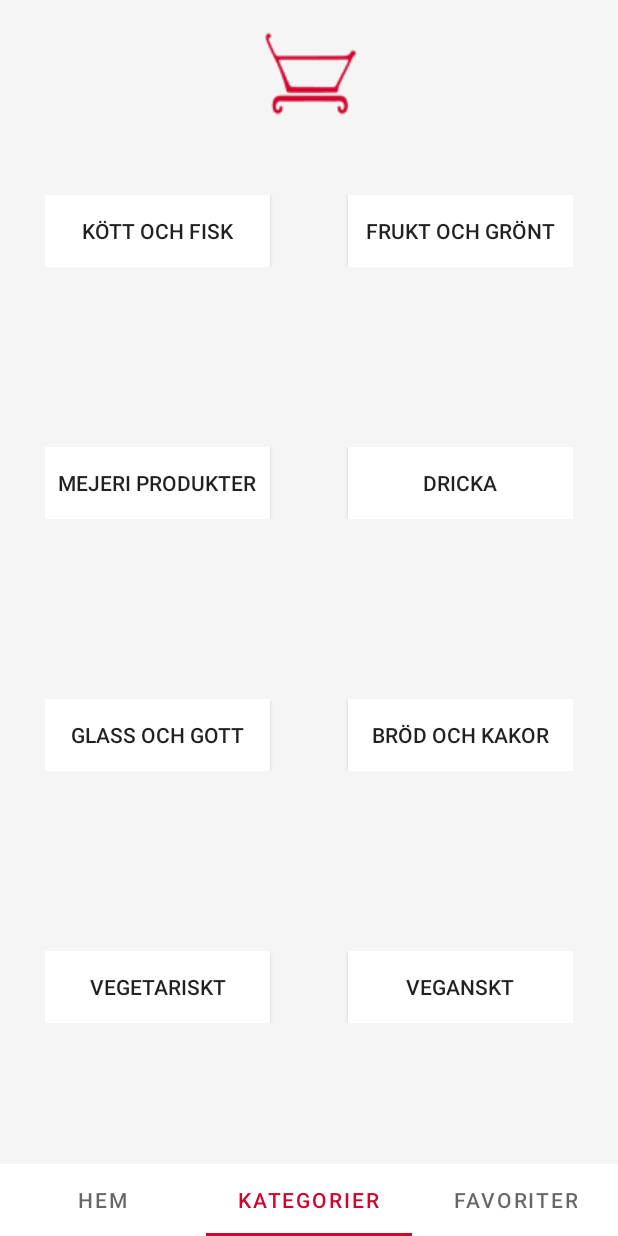
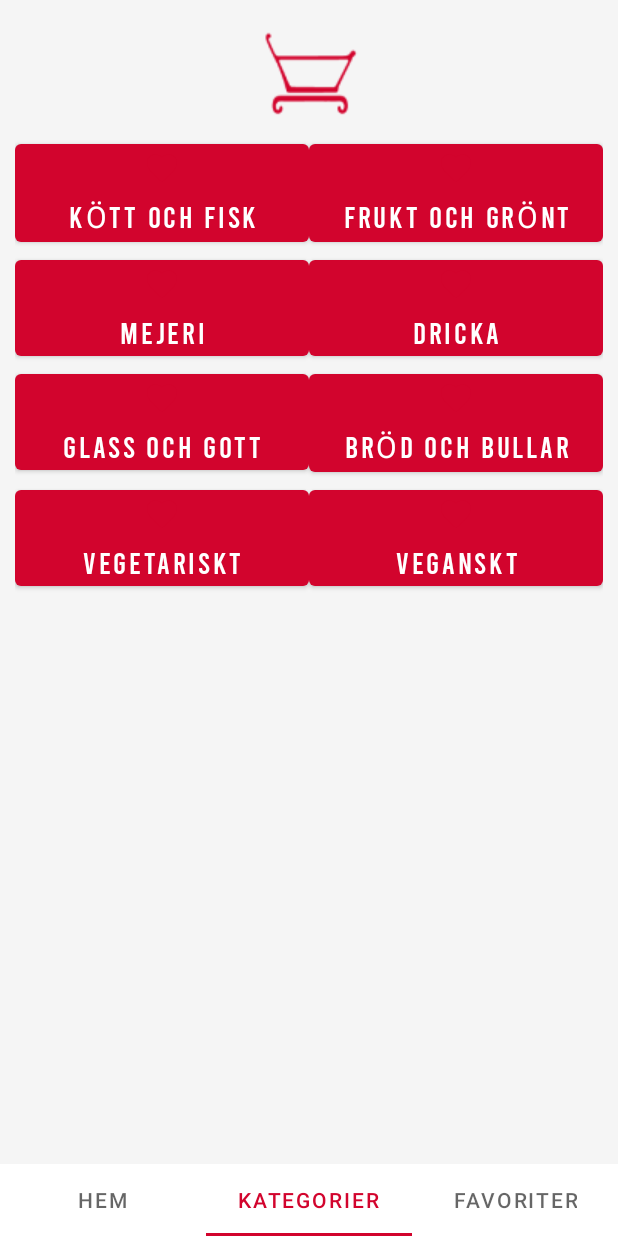
Before and after one commit to bravebomb/Fac2, an Android app: the FirstActivity screen opened directly, with no data from a screen before it, item 2 of the bottom bar chosen, on a phone screen of 412 x 824 dp. Run offline under Robolectric (Android 15) with nearby library versions, the phone set to English and light mode, and no system bars; network calls fail.

Commit message:
+activities för alla kategorier +tog bort profil nån mupp var skum +håller på med knappar

```diff
--- a/app/src/main/java/com/example/adatest/AllFragments/HemFragment.java
+++ b/app/src/main/java/com/example/adatest/AllFragments/HemFragment.java
@@ -12,6 +12,7 @@ import android.view.LayoutInflater;
 import android.view.View;
 import android.view.ViewGroup;
 import android.widget.Button;
+import android.widget.TextView;
 
 import com.example.adatest.ButikerActivity;
 import com.example.adatest.FragmentAdapter;
@@ -19,7 +20,7 @@ import com.example.adatest.R;
 
 public class HemFragment extends Fragment {
 
-    private Button Butiker;
+    private TextView Butiker;
 
 
     public HemFragment() {
--- a/app/src/main/java/com/example/adatest/AllFragments/KategoriFragment.java
+++ b/app/src/main/java/com/example/adatest/AllFragments/KategoriFragment.java
@@ -21,6 +21,8 @@ public class KategoriFragment extends Fragment {
     private Button coopButton;
     private Button willysButton;
     private Button lidlButton;
+    private Button vegButton;
+    private Button veganButton;
 
     public KategoriFragment() {
         // Required empty public constructor
--- a/app/src/main/java/com/example/adatest/FirstActivity.java
+++ b/app/src/main/java/com/example/adatest/FirstActivity.java
@@ -5,7 +5,10 @@ import androidx.appcompat.app.AppCompatActivity;
 import androidx.fragment.app.FragmentManager;
 import androidx.viewpager2.widget.ViewPager2;
 
+import android.content.Intent;
 import android.os.Bundle;
+import android.view.View;
+import android.widget.Button;
 
 import com.google.android.material.tabs.TabLayout;
 
@@ -14,6 +17,7 @@ public class FirstActivity extends AppCompatActivity {
     ViewPager2 viewPager2;
     TabLayout tabLayout;
     FragmentAdapter fragmentadapter;
+    Button profilButton;
 
     @Override
     protected void onCreate(Bundle savedInstanceState) {
@@ -52,5 +56,6 @@ public class FirstActivity extends AppCompatActivity {
                 tabLayout.selectTab(tabLayout.getTabAt(position));
             }
         });
+
     }
 }
--- a/app/src/main/java/com/example/adatest/FragmentAdapter.java
+++ b/app/src/main/java/com/example/adatest/FragmentAdapter.java
@@ -8,7 +8,6 @@ import androidx.viewpager2.adapter.FragmentStateAdapter;
 import com.example.adatest.AllFragments.KategoriFragment;
 import com.example.adatest.AllFragments.FavoriterFragment;
 import com.example.adatest.AllFragments.HemFragment;
-import com.example.adatest.AllFragments.ProfilFragment;
 
 public class FragmentAdapter extends FragmentStateAdapter {
     public FragmentAdapter(@NonNull FragmentActivity fragmentActivity) {
@@ -25,8 +24,6 @@ public class FragmentAdapter extends FragmentStateAdapter {
                 return new KategoriFragment();
             case 2:
                 return new FavoriterFragment();
-            case 3:
-                return new ProfilFragment();
             default:
                 return new HemFragment();
         }
@@ -34,6 +31,6 @@ public class FragmentAdapter extends FragmentStateAdapter {
 
     @Override
     public int getItemCount() {
-        return 4;
+        return 3;
     }
 }
--- /dev/null
+++ b/app/src/main/java/com/example/adatest/Kategorier/Drink.java
@@ -0,0 +1,4 @@
+package com.example.adatest.Kategorier;
+
+public class Drink {
+}
--- /dev/null
+++ b/app/src/main/java/com/example/adatest/Kategorier/Greens.java
@@ -0,0 +1,4 @@
+package com.example.adatest.Kategorier;
+
+public class Greens {
+}
--- /dev/null
+++ b/app/src/main/java/com/example/adatest/Kategorier/MeatandFish.java
@@ -0,0 +1,4 @@
+package com.example.adatest.Kategorier;
+
+public class MeatandFish {
+}
--- /dev/null
+++ b/app/src/main/java/com/example/adatest/Kategorier/bread.java
@@ -0,0 +1,4 @@
+package com.example.adatest.Kategorier;
+
+public class bread {
+}
--- /dev/null
+++ b/app/src/main/java/com/example/adatest/Kategorier/diary.java
@@ -0,0 +1,4 @@
+package com.example.adatest.Kategorier;
+
+public class diary {
+}
--- /dev/null
+++ b/app/src/main/java/com/example/adatest/Kategorier/sweets.java
@@ -0,0 +1,4 @@
+package com.example.adatest.Kategorier;
+
+public class sweets {
+}
--- /dev/null
+++ b/app/src/main/res/drawable/ic_baseline_person_24.xml
@@ -0,0 +1,5 @@
+<vector android:height="24dp" android:tint="#000000"
+    android:viewportHeight="24" android:viewportWidth="24"
+    android:width="24dp" xmlns:android="http://schemas.android.com/apk/res/android">
+    <path android:fillColor="@android:color/white" android:pathData="M12,12c2.21,0 4,-1.79 4,-4s-1.79,-4 -4,-4 -4,1.79 -4,4 1.79,4 4,4zM12,14c-2.67,0 -8,1.34 -8,4v2h16v-2c0,-2.66 -5.33,-4 -8,-4z"/>
+</vector>
--- a/app/src/main/res/layout/activity_first.xml
+++ b/app/src/main/res/layout/activity_first.xml
@@ -51,6 +51,7 @@
             android:layout_height="96dp"
             android:background="@drawable/shoppingcartpartred96"
             android:layout_centerInParent="true"/>
+
     </RelativeLayout>
 
 
--- a/app/src/main/res/layout/fragment_kategori.xml
+++ b/app/src/main/res/layout/fragment_kategori.xml
@@ -1,128 +1,103 @@
-<androidx.cardview.widget.CardView xmlns:android="http://schemas.android.com/apk/res/android"
+<LinearLayout xmlns:android="http://schemas.android.com/apk/res/android"
     android:layout_width="match_parent"
-    android:layout_height="wrap_content"
-    xmlns:app="http://schemas.android.com/apk/res-auto"
-    app:cardBackgroundColor="#F5F5F5"
-    app:cardCornerRadius="10dp"
-    android:layout_margin="5dp">
+    android:layout_height="match_parent"
+    android:orientation="vertical"
+    android:padding="10dp" >
 
     <LinearLayout
-        android:layout_margin="20dp"
-        android:layout_width="wrap_content"
+        android:layout_marginTop="80dp"
+        android:layout_width="match_parent"
+        android:layout_height="wrap_content" >
+
+        <Button
+            android:fontFamily="@font/bebas_regular"
+            android:drawableTop="@drawable/ic_baseline_favorite_24"
+            android:layout_width="0dp"
             android:layout_height="wrap_content"
-        android:orientation="vertical">
+            android:layout_weight="1"
+            android:textSize="20dp"
+            android:text="kött och Fisk" />
 
-        <LinearLayout
-            android:background="#F5F5F5"
-            android:layout_width="wrap_content"
+        <Button
+            android:fontFamily="@font/bebas_regular"
+            android:drawableTop="@drawable/ic_baseline_favorite_24"
+            android:layout_width="0dp"
             android:layout_height="wrap_content"
-            android:layout_marginTop="100dp"
-            android:orientation="horizontal"
-            android:padding="10dp">
-
-            <androidx.appcompat.widget.AppCompatButton
-                android:background="@color/white"
-                android:layout_width="150dp"
-                android:layout_height="wrap_content"
-                android:text="Kött och Fisk" />
-
-            <View
-                android:layout_width="0dp"
-                android:layout_height="0dp"
-                android:layout_weight="1" />
-
-            <androidx.appcompat.widget.AppCompatButton
-                android:background="@color/white"
-                android:layout_width="150dp"
-                android:layout_height="wrap_content"
-                android:layout_gravity="end"
-                android:text="Frukt och grönt" />
+            android:layout_weight="1"
+            android:textSize="20dp"
+            android:text="Frukt och Grönt"/>
     </LinearLayout>
 
     <LinearLayout
-            android:background="#F5F5F5"
-            android:layout_width="wrap_content"
+
+        android:layout_width="match_parent"
+        android:layout_height="wrap_content" >
+
+        <Button
+            android:fontFamily="@font/bebas_regular"
+            android:drawableTop="@drawable/ic_baseline_favorite_24"
+            android:layout_width="0dp"
             android:layout_height="wrap_content"
-            android:layout_marginTop="100dp"
-            android:orientation="horizontal"
-            android:padding="10dp">
+            android:layout_weight="1"
+            android:textSize="20dp"
+            android:text="Mejeri" />
 
-            <androidx.appcompat.widget.AppCompatButton
-                android:background="@color/white"
-                android:layout_width="150dp"
+        <Button
+            android:fontFamily="@font/bebas_regular"
+            android:drawableTop="@drawable/ic_baseline_favorite_24"
+            android:layout_width="0dp"
             android:layout_height="wrap_content"
-                android:text="Mejeri produkter" />
-
-            <View
-                android:layout_width="0dp"
-                android:layout_height="0dp"
-                android:layout_weight="1" />
-
-            <androidx.appcompat.widget.AppCompatButton
-                android:background="@color/white"
-                android:layout_width="150dp"
-                android:layout_height="wrap_content"
-                android:layout_gravity="end"
+            android:layout_weight="1"
+            android:textSize="20dp"
             android:text="Dricka" />
-
     </LinearLayout>
 
     <LinearLayout
-            android:background="#F5F5F5"
-            android:layout_width="wrap_content"
+        android:layout_width="match_parent"
+        android:layout_height="wrap_content" >
+
+        <Button
+            android:fontFamily="@font/bebas_regular"
+            android:drawableTop="@drawable/ic_baseline_favorite_24"
+            android:layout_width="0dp"
             android:layout_height="wrap_content"
-            android:layout_marginTop="100dp"
-            android:orientation="horizontal"
-            android:padding="10dp">
+            android:layout_weight="1"
+            android:textSize="20dp"
+            android:text="Glass och Gott" />
 
-            <androidx.appcompat.widget.AppCompatButton
-                android:background="@color/white"
-                android:layout_width="150dp"
+        <Button
+            android:fontFamily="@font/bebas_regular"
+            android:drawableTop="@drawable/ic_baseline_favorite_24"
+            android:layout_width="0dp"
             android:layout_height="wrap_content"
-                android:text="Glass och gott" />
-
-            <View
-                android:layout_width="0dp"
-                android:layout_height="0dp"
-                android:layout_weight="1" />
-
-            <androidx.appcompat.widget.AppCompatButton
-                android:background="@color/white"
-                android:layout_width="150dp"
-                android:layout_height="wrap_content"
-                android:layout_gravity="end"
-                android:text="Bröd och kakor" />
-
+            android:layout_weight="1"
+            android:textSize="20dp"
+            android:text="Bröd och bullar" />
     </LinearLayout>
 
     <LinearLayout
-            android:background="#F5F5F5"
-            android:layout_width="wrap_content"
+        android:layout_width="match_parent"
+        android:layout_height="wrap_content" >
+
+        <Button
+            android:fontFamily="@font/bebas_regular"
+            android:drawableTop="@drawable/ic_baseline_favorite_24"
+            android:layout_width="0dp"
             android:layout_height="wrap_content"
-            android:layout_marginTop="100dp"
-            android:orientation="horizontal"
-            android:padding="10dp">
-
-            <androidx.appcompat.widget.AppCompatButton
-                android:background="@color/white"
-                android:layout_width="150dp"
-                android:layout_height="wrap_content"
+            android:layout_weight="1"
+            android:textSize="20dp"
             android:text="Vegetariskt" />
 
-            <View
+        <Button
+            android:fontFamily="@font/bebas_regular"
+            android:drawableTop="@drawable/ic_baseline_favorite_24"
             android:layout_width="0dp"
-                android:layout_height="0dp"
-                android:layout_weight="1" />
+            android:layout_height="wrap_content"
+            android:layout_weight="1"
+            android:textSize="20dp"
+            android:text="Veganskt" />
 
-            <androidx.appcompat.widget.AppCompatButton
-                android:background="@color/white"
-                android:layout_width="150dp"
-                android:layout_height="wrap_content"
-                android:layout_gravity="end"
-                android:text="Veganskt" />
 
     </LinearLayout>
 
 </LinearLayout>
-
-</androidx.cardview.widget.CardView>
```
Also changed, not shown: app/src/main/res/layout/fragment_hem.xml (+34 -54 lines). Lines whose indentation alone changed are shown as unchanged.
